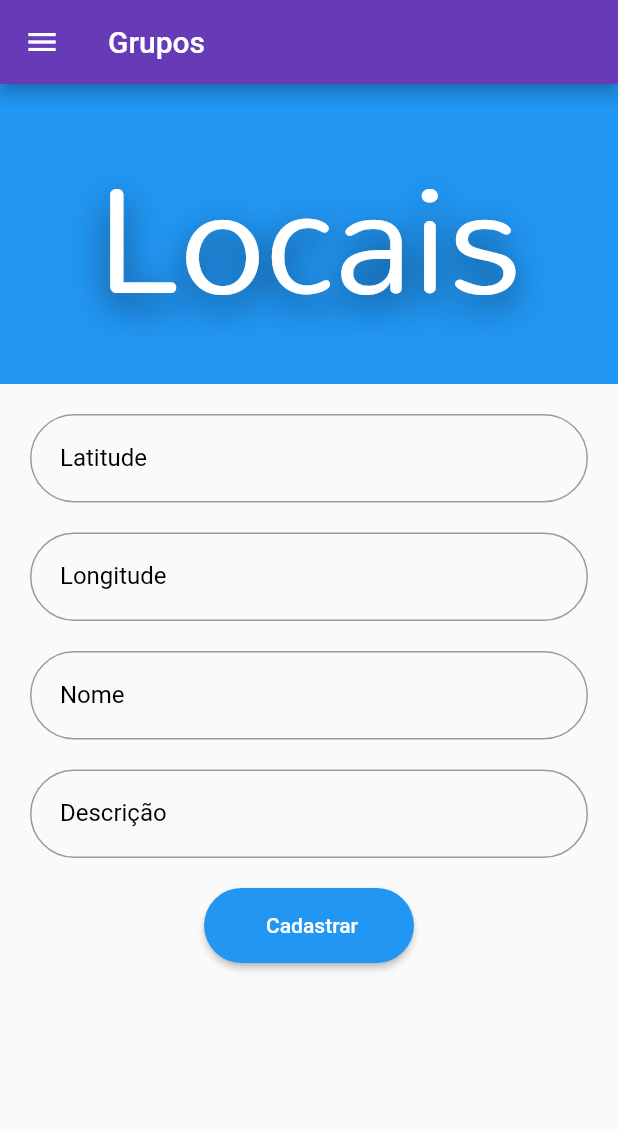
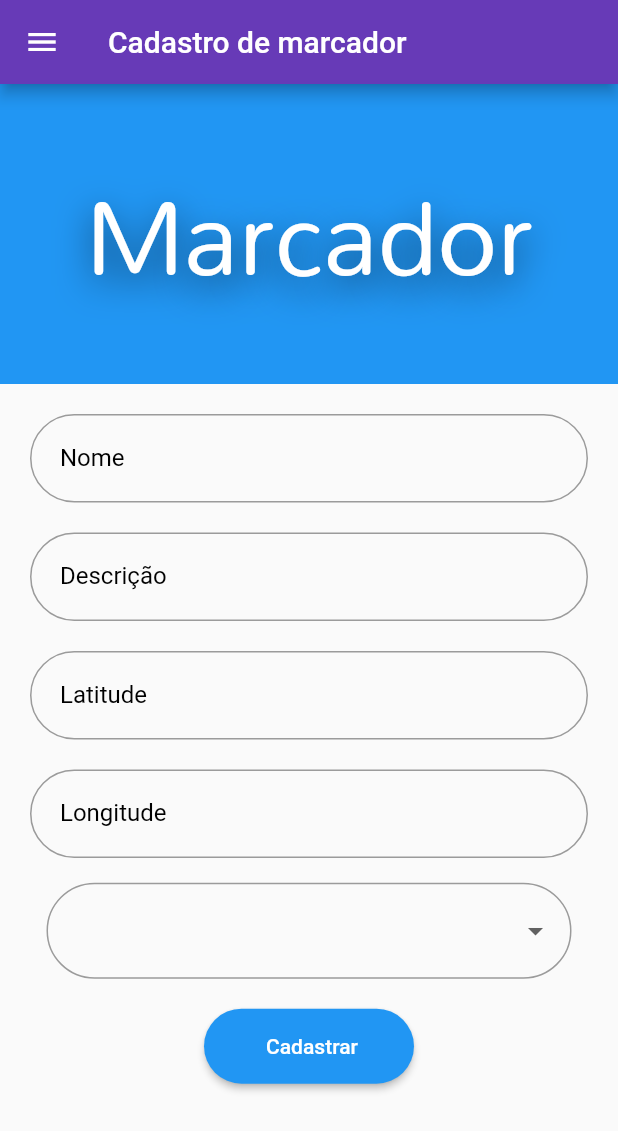
Before and after one commit to ErikSeabra/Projeto.Duda, a Flutter app: the adicionarLocal screen opened directly, on a phone screen of 412 x 824 dp. Shown: the top 1131 px of the screen. Run offline on Flutter 3.47's test engine with Material 2 defaults, Android fonts, the phone set to English and light mode, and no system bars; drawn by our look-alikes of progress_state_button; our stand-ins replace cloud_firestore, firebase_auth, firebase_core, geolocator, google_maps_flutter, mask_text_input_formatter and 1 more; missing offline and left inert: dart:ffi; accounts and stored records are empty.

Commit message:
adição do campo de seleção

```diff
--- a/lib/Grupos.dart
+++ b/lib/Grupos.dart
@@ -52,7 +52,6 @@ class _Grupos extends State<Grupos> {
     QuerySnapshot data = await FirebaseFirestore.instance.collection('groups').get();
     setState(() {
       grupos = data.docs.length;
-
     });
   }
 
--- a/lib/adicionar_local.dart
+++ b/lib/adicionar_local.dart
@@ -29,6 +29,8 @@ class _adicionarLocalState extends State<adicionarLocal> {
   final _longitude = TextEditingController();
   final _nome = TextEditingController();
   final _descricao = TextEditingController();
+  List<String> list = <String>['Alerta', 'Local', 'Evento'];
+  String selectedValue = "";
 
   late FirebaseAuth _auth;
    late User mCurrentUser;
@@ -69,7 +71,7 @@ class _adicionarLocalState extends State<adicionarLocal> {
       body: _laycomExpanded(),
       appBar: AppBar(
         backgroundColor: Colors.deepPurple,
-        title: Text("Grupos"),
+        title: Text("Cadastro de marcador"),
       ),
       drawer: Drawer(
         child: MenuLateral(_uname, _email, anonimo),
@@ -90,10 +92,10 @@ class _adicionarLocalState extends State<adicionarLocal> {
                 mainAxisAlignment: MainAxisAlignment.spaceEvenly,
                 crossAxisAlignment: CrossAxisAlignment.center,
                 children: [
-                  Text('Locais', style: TextStyle(
+                  Text('Marcador', style: TextStyle(
                     color: Colors.white,
                     fontFamily: "Mandali",
-                    fontSize: 100,
+                    fontSize: 70,
                     fontWeight: FontWeight.w400,
 
                     shadows: <Shadow>[
@@ -108,10 +110,50 @@ class _adicionarLocalState extends State<adicionarLocal> {
               )
           ),
 
+          InputText(Colors.blue, 'Nome', false, controller: _nome),
+          InputText(Colors.blue, 'Descrição', false, controller: _descricao),
           InputPhone(Colors.blue, 'Latitude', false, false, controller: _latitude),
           InputPhone(Colors.blue, 'Longitude', false, false,controller: _longitude),
-          InputText(Colors.blue, 'Nome', false, controller: _nome),
-          InputText(Colors.blue, 'Descrição', false, controller: _descricao),
+
+          SizedBox(height: size.height*0.02,),
+
+          Container(
+            width: 350.0,
+            child: ButtonTheme(
+              alignedDropdown: true,
+              child: DropdownButtonFormField<String>(
+                items: list.map<DropdownMenuItem<String>>((String value) {
+                  return DropdownMenuItem<String>(
+                    value: value.toLowerCase(),
+                    child: Text(value),
+                  );
+                }).toList(),
+                decoration: InputDecoration(
+                  contentPadding: EdgeInsets.symmetric(vertical: 20.0, horizontal: 10.0),
+                  labelStyle: TextStyle(
+                    color: Color.fromARGB(255,167,196,254),
+                  ),
+                  border: OutlineInputBorder(
+                    borderRadius: BorderRadius.all(Radius.circular(40.0)),
+                  ),
+                  focusedBorder: OutlineInputBorder(
+                    borderRadius: BorderRadius.all(Radius.circular(40.0)),
+                    borderSide: BorderSide(
+                      color:Color.fromARGB(255, 67, 67, 67),
+                    )
+                  ),
+
+                ),
+                onChanged: (String? newValue){
+                  setState(() {
+                    selectedValue = newValue!;
+                  });
+                },
+              ),
+            ),
+          ),
+
+
 
           Container(
             width: 180,
@@ -189,6 +231,7 @@ class _adicionarLocalState extends State<adicionarLocal> {
       l.nome = _nome.text.toString().trim();
       l.descricao = _descricao.text.toString().trim();
       l.dt = DateTime.now();
+      l.tipo = selectedValue.trim();
 
       CollectionReference instanciaColecao = FirebaseFirestore.instance.collection("locais");
       Future <void> addlocais(){
@@ -196,14 +239,14 @@ class _adicionarLocalState extends State<adicionarLocal> {
             .doc()
             .set(l.toJson())
             .then((value) {
-              print("Local adicionado");
+              print("Marcador adicionado");
               setState(() {
                 stateTextWithIcon = ButtonState.idle;
               });
               _abreOutraTela(ctx, Mapa());
               ScaffoldMessenger.of(context).showSnackBar(
               SnackBar(
-                content: ErrorMessage("Sucesso","Local inserido com sucesso!", Colors.green),
+                content: ErrorMessage("Sucesso","Marcador adicionado com sucesso!", Colors.green),
                 behavior: SnackBarBehavior.floating,
                 backgroundColor: Colors.transparent,
                 margin: EdgeInsets.only(bottom: 615),
--- a/lib/models/grupos.dart
+++ b/lib/models/grupos.dart
@@ -5,7 +5,7 @@ class Grupo {
   String url = '';
   String user_doc = '';
   String rede = '';
-
+  bool status = false;
 
   DateTime dt = DateTime.now();
 
@@ -16,7 +16,8 @@ class Grupo {
     'url':url,
     'user_doc':user_doc,
     'rede':rede,
-    'dt': dt
+    'dt': dt,
+    'status': false,
   };
 
   Grupo.fromSnapshot(DocumentSnapshot snapshot):
@@ -24,5 +25,6 @@ class Grupo {
   url = snapshot['url'],
   user_doc = snapshot['user_doc'],
   rede = snapshot['rede'],
+  status = false,
   dt = snapshot['dt'].toDate();
 }
--- a/lib/models/locais.dart
+++ b/lib/models/locais.dart
@@ -5,6 +5,8 @@ class Locais {
   double longitude = 0.0;
   String nome = '';
   String descricao = '';
+  String tipo = '';
+  bool status = false;
 
 
   DateTime dt = DateTime.now();
@@ -16,8 +18,8 @@ class Locais {
     'longitude':longitude,
     'nome':nome,
     'descricao':descricao,
-
-
+    'tipo':tipo,
+    'status': false,
     'dt': dt
   };
 
@@ -26,6 +28,7 @@ class Locais {
         longitude = snapshot['longitude'],
         nome = snapshot['nome'],
         descricao = snapshot['descricao'],
-
+        tipo = snapshot['tipo'],
+        status = false,
         dt = snapshot['dt'].toDate();
 }
```
